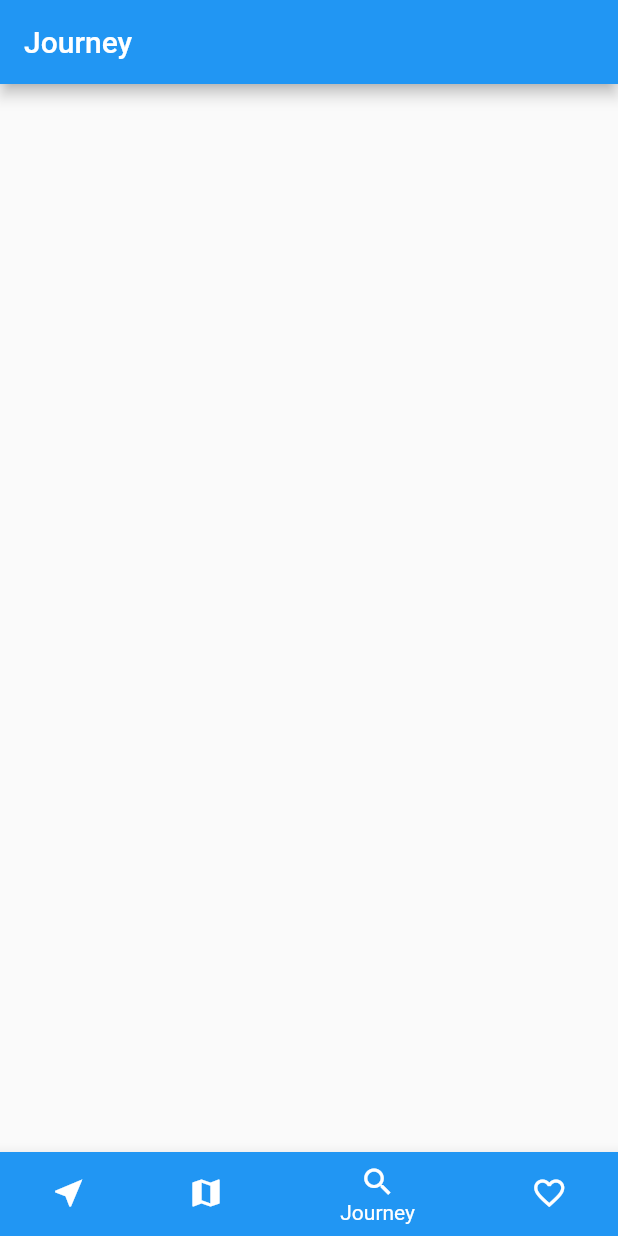
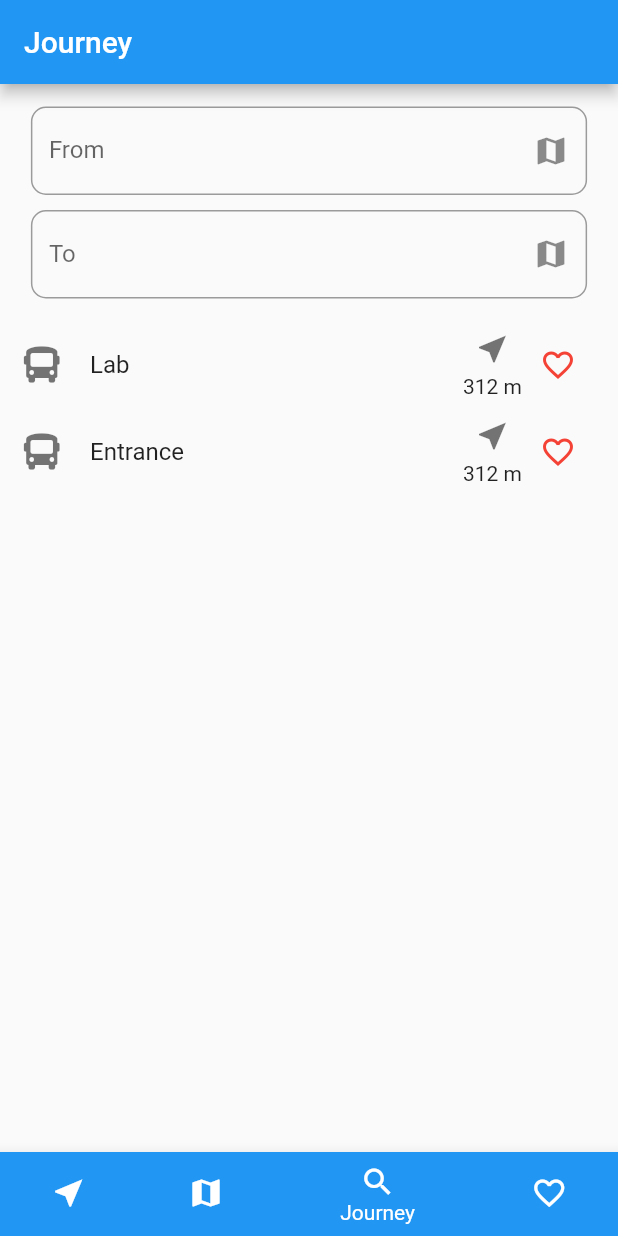
Before and after one commit to WayTech-Footsteps/modo-app, a Flutter app: the screen it shows after launch, item 3 of the bottom bar chosen, on a phone screen of 412 x 824 dp. Run offline on Flutter 3.47's test engine with Material 2 defaults, Android fonts, the phone set to English and light mode, and no system bars; our stand-ins replace font_awesome_flutter, google_maps_flutter; missing offline and left inert: timeline_list.

Commit message:
journey screen added

```diff
--- /dev/null
+++ b/lib/enums/place_type.dart
@@ -0,0 +1,4 @@
+enum PlaceType {
+  POI,
+  STI,
+}
--- a/lib/main.dart
+++ b/lib/main.dart
@@ -1,4 +1,6 @@
 import 'package:flutter/material.dart';
+import 'package:provider/provider.dart';
+import 'package:waytech/providers/PlaceProvider.dart';
 import 'package:waytech/screens/tab_screen.dart';
 
 void main() {
@@ -9,13 +11,23 @@ class MyApp extends StatelessWidget {
   // This widget is the root of your application.
   @override
   Widget build(BuildContext context) {
-    return MaterialApp(
-        title: 'Flutter Demo',
-        theme: ThemeData(
-          primarySwatch: Colors.blue,
-          visualDensity: VisualDensity.adaptivePlatformDensity,
-        ),
-        home: TabScreen());
+    return MultiProvider(
+      providers: [
+        ChangeNotifierProvider<PlaceProvider>.value(value: PlaceProvider())
+      ],
+      child: MaterialApp(
+          title: 'Flutter Demo',
+          theme: ThemeData(
+            primarySwatch: Colors.blue,
+            visualDensity: VisualDensity.adaptivePlatformDensity,
+            inputDecorationTheme: InputDecorationTheme(
+              border: OutlineInputBorder(
+                borderRadius: BorderRadius.all(Radius.circular(10.0)),
+              )
+            )
+          ),
+          home: TabScreen()),
+    );
   }
 }
 
--- /dev/null
+++ b/lib/models/Place.dart
@@ -0,0 +1,12 @@
+import 'package:waytech/enums/place_type.dart';
+
+class Place {
+  final int id;
+  final String title;
+  final double longitude;
+  final double latitude;
+  final PlaceType placeType;
+  bool starred;
+
+  Place({this.id, this.title, this.longitude, this.latitude, this.placeType, this.starred = false});
+}
--- /dev/null
+++ b/lib/providers/PlaceProvider.dart
@@ -0,0 +1,88 @@
+import 'dart:convert';
+
+import 'package:flutter/material.dart';
+import 'package:waytech/enums/place_type.dart';
+import 'package:http/http.dart' as http;
+import 'package:waytech/models/Place.dart';
+import 'package:waytech/server_config/server_config.dart';
+
+class PlaceProvider with ChangeNotifier {
+  List<Place> places = [
+    Place(
+      id: 3,
+      title: "Lab",
+      latitude: 12.953400,
+      longitude: 12.546000,
+      placeType: PlaceType.STI,
+    ),
+    Place(
+        id: 1,
+        title: "Entrance",
+        latitude: 12.953400,
+        longitude: 12.546000,
+        placeType: PlaceType.STI
+    ),
+    Place(
+        id: 2,
+        title: "Pool",
+        latitude: 12.953400,
+        longitude: 12.546000,
+        placeType: PlaceType.STI
+    ),
+
+
+
+  ];
+
+
+  Future<List<Place>> getPlaces() async {
+    print("here");
+
+    final response = await http.get(
+      ServerConfig.GetPlaces
+    );
+
+    print("we are here");
+
+    print(response.body);
+    print("we are all here");
+
+
+    List<Place> finalPlaces = [];
+
+    List<Map<String, dynamic>> places = json.decode(response.body);
+    print(places);
+    places.forEach((place) {
+      finalPlaces.add(
+        Place(
+          id: place['id'],
+          title: place['title'],
+          latitude: place['latitude'],
+          longitude: place['longitude'],
+          placeType: place['place_type'] == "STI" ? PlaceType.STI : PlaceType.POI,
+        )
+      );
+    });
+
+    notifyListeners();
+    return finalPlaces;
+  }
+
+  void toggleFavorite(int placeId) {
+    print(places[0].starred);
+    print(places[1].starred);
+    print(places[2].starred);
+    int index = places.indexWhere((element) => element.id == placeId);
+    print(index);
+    if (index != -1) {
+      List<Place> newPlaces = [...places];
+      newPlaces[index].starred = !newPlaces[index].starred;
+      places = newPlaces;
+      notifyListeners();
+    }
+
+    print(places[0].starred);
+    print(places[1].starred);
+    print(places[2].starred);
+  }
+}
--- a/lib/screens/JourneyScreen.dart
+++ b/lib/screens/JourneyScreen.dart
@@ -1,8 +1,66 @@
 import 'package:flutter/material.dart';
+import 'package:provider/provider.dart';
+import 'package:waytech/providers/PlaceProvider.dart';
+import 'package:waytech/widgets/input_field.dart';
+import 'package:waytech/widgets/near_station_tile.dart';
 
 class JourneyScreen extends StatelessWidget {
+  final Map<String, dynamic> info = {};
+
   @override
   Widget build(BuildContext context) {
-    return Container();
+    final List<Widget> inputTiles = [
+      InputField(
+          onSaved: (v) {
+            info["from"] = v;
+          },
+          validator: null,
+          suffixIcon: Icon(Icons.map),
+          label: "From"),
+      InputField(
+          onSaved: (v) {
+            info["to"] = v;
+          },
+          validator: null,
+          suffixIcon: Icon(Icons.map),
+          label: "To"),
+    ];
+
+    final mediaSize = MediaQuery.of(context).size;
+    final placeProvider = Provider.of<PlaceProvider>(context);
+
+    return Column(
+      children: [
+        Center(
+          // wrap this with single child scroll view
+          child: Column(
+            children: [
+              Container(
+                padding: EdgeInsets.symmetric(vertical: 10),
+                width: mediaSize.width * 0.9,
+                child: ListView.builder(
+                  physics: PageScrollPhysics(),
+                  shrinkWrap: true,
+                  itemBuilder: (context, index) => Container(
+                      margin: EdgeInsets.symmetric(vertical: 5),
+                      child: inputTiles[index]),
+                  itemCount: inputTiles.length,
+                ),
+              ),
+
+              Container(
+                child: ListView.builder(
+                  physics: PageScrollPhysics(),
+                  shrinkWrap: true,
+                  itemBuilder: (context, index) => NearStationTile(
+                      place: placeProvider.places[index],),
+                  itemCount: inputTiles.length,
+                ),
+              )
+            ],
+          ),
+        ),
+      ],
+    );
   }
 }
--- /dev/null
+++ b/lib/server_config/server_config.dart
@@ -0,0 +1,5 @@
+class ServerConfig {
+  static const host = 'http://127.0.0.1:8000';
+
+  static const GetPlaces = host + '/api/place';
+}
--- /dev/null
+++ b/lib/widgets/input_field.dart
@@ -0,0 +1,63 @@
+import 'package:flutter/material.dart';
+
+class InputField extends StatefulWidget {
+  final Function validator;
+  final String label;
+  final String placeHolder;
+  final bool obscureText;
+  final TextInputType textInputType;
+  final Function onSaved;
+  final bool isDone;
+  final Function actionFunction;
+  final int maxLine;
+  final Icon suffixIcon;
+
+  const InputField({Key key,
+    @required this.validator,
+    @required this.label,
+    this.placeHolder,
+    this.obscureText = false,
+    this.textInputType = TextInputType.text,
+    this.onSaved,
+    this.isDone = false,
+    this.maxLine = 1,
+    this.suffixIcon,
+    this.actionFunction})
+      : super(key: key);
+
+  @override
+  _InputFieldState createState() => _InputFieldState();
+}
+
+class _InputFieldState extends State<InputField> {
+  @override
+  Widget build(BuildContext context) {
+    return TextFormField(
+      obscureText: widget.obscureText,
+      validator: widget.validator,
+      onSaved: widget.onSaved,
+      cursorColor: Theme
+          .of(context)
+          .primaryColor,
+      keyboardType: widget.textInputType,
+      textInputAction: widget.isDone ? TextInputAction.done : TextInputAction.next,
+      onFieldSubmitted: (_) {
+        FocusScope.of(context).nextFocus();
+        if (widget.isDone) {
+          widget.actionFunction();
+        }
+      },
+      decoration: InputDecoration(
+          labelText: widget.label,
+          hintText: widget.placeHolder == null ? '' : widget.placeHolder,
+          suffixIcon: IconButton(
+            icon: widget.suffixIcon,
+            onPressed: () {
+
+            },
+          )
+      ),
+      maxLines: widget.maxLine,
+    );
+  }
+}
--- /dev/null
+++ b/lib/widgets/near_station_tile.dart
@@ -0,0 +1,80 @@
+import 'package:flutter/cupertino.dart';
+import 'package:flutter/material.dart';
+import 'package:font_awesome_flutter/font_awesome_flutter.dart';
+import 'package:intl/intl.dart';
+import 'package:provider/provider.dart';
+import 'package:timeline_list/timeline_model.dart';
+import 'package:waytech/models/Place.dart';
+import 'package:waytech/providers/PlaceProvider.dart';
+
+class NearStationTile extends StatefulWidget {
+  final Place place;
+
+
+  NearStationTile({this.place});
+
+  @override
+  _NearStationTileState createState() => _NearStationTileState();
+}
+
+class _NearStationTileState extends State<NearStationTile> {
+  @override
+  Widget build(BuildContext context) {
+    return ExpansionTile(
+      title: Container(
+        child: Row(
+          children: [
+            Icon(FontAwesomeIcons.bus),
+            SizedBox(width: 20.0,),
+            Text(widget.place.title),
+          ],
+        ),
+      ),
+      trailing: Container(
+        child: Row(
+          mainAxisSize: MainAxisSize.min,
+          children: [
+            Column(
+              mainAxisAlignment: MainAxisAlignment.center,
+              children: [
+                Icon(Icons.near_me),
+                SizedBox(height: 5.0,),
+                Text("312 m")
+              ],
+            ),
+
+
+            Consumer<PlaceProvider>(
+              builder: (context, place, child) => IconButton(
+                icon: Icon(widget.place.starred ? Icons.favorite : Icons.favorite_border, color: Colors.red,),
+                onPressed: () {
+                  place.toggleFavorite(widget.place.id);
+                },
+              ),
+            )
+          ],
+        ),
+      ),
+      children: [
+        Padding(
+          padding: const EdgeInsets.all(8.0),
+          child: ListTile(
+            leading: Container(
+              decoration: BoxDecoration(
+                shape: BoxShape.circle,
+                color: Colors.red,
+              ),
+              child: Padding(
+                padding: const EdgeInsets.all(8.0),
+                child: Text("21"),
+              ),
+            ),
+
+            title: Text("Library"),
+            trailing: Text(DateFormat('HH:mm').format(DateTime.now())),
+          )
+        )
+      ],
+    );
+  }
+}
```
Also changed, not shown: lib/models/Path.dart (added, +11 -0 lines), lib/screens/favorites_screen.dart (+11 -1 lines), lib/screens/map_screen.dart (+22 -2 lines), lib/screens/near_me_screen.dart (+14 -1 lines), pubspec.yaml (+6 -1 lines), lib/Place.dart (added), lib/providers/PathProvider.dart (added), pubspec.lock, 3 other files.
